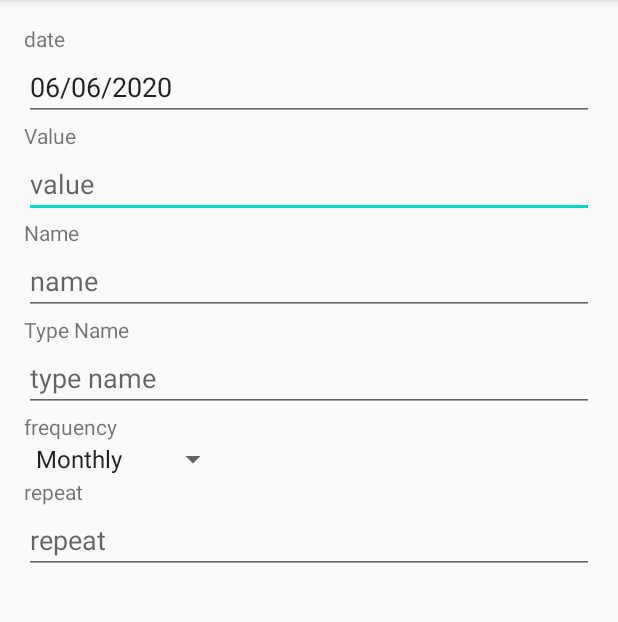
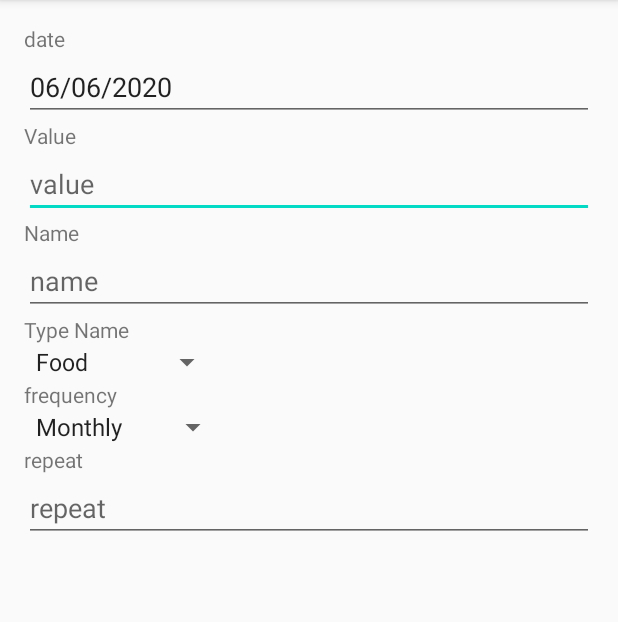
Before and after one commit to tommylabunto/Wallet, an Android app: the AddEditRepeatTransactionActivity screen opened directly, with no data from a screen before it, on a phone screen of 412 x 824 dp, the part 84-706 px from its top. Run offline under Robolectric (Android 15) with nearby library versions, the light colour scheme and no system bars; our stand-ins replace Room's generated code.

Commit message:
added following functionality - add spinner for repeat transaction - show only one entry for repeat transaction

```diff
--- a/app/src/main/java/com/example/wallet/AddEditRepeatTransactionActivity.java
+++ b/app/src/main/java/com/example/wallet/AddEditRepeatTransactionActivity.java
@@ -5,6 +5,7 @@ import android.app.DatePickerDialog;
 import android.content.DialogInterface;
 import android.content.Intent;
 import android.os.Bundle;
+import android.util.Log;
 import android.view.Menu;
 import android.view.MenuInflater;
 import android.view.MenuItem;
@@ -16,15 +17,21 @@ import android.widget.EditText;
 import android.widget.Spinner;
 import android.widget.Toast;
 
+import androidx.annotation.Nullable;
 import androidx.appcompat.app.AppCompatActivity;
 import androidx.fragment.app.DialogFragment;
+import androidx.lifecycle.Observer;
+import androidx.lifecycle.ViewModelProviders;
 
+import com.example.wallet.db.TypeViewModel;
 import com.example.wallet.helper.DateFormatter;
 import com.example.wallet.helper.DatePickerFragment;
 import com.example.wallet.helper.FrequencyStringConverter;
 
+import java.util.ArrayList;
 import java.util.Calendar;
 import java.util.Date;
+import java.util.List;
 
 public class AddEditRepeatTransactionActivity extends AppCompatActivity implements DatePickerDialog.OnDateSetListener{
 
@@ -55,7 +62,14 @@ public class AddEditRepeatTransactionActivity extends AppCompatActivity implemen
     private Spinner spinner;
     private int frequency;
 
+    private String type;
+    private Spinner spinnerType;
+    private ArrayAdapter<String> adapterType;
+    private static List<String> typeList;
+
     private ArrayAdapter<CharSequence> spinnerAdapter;
+
+    private TypeViewModel typeViewModel;
 
     @Override
     protected void onCreate(Bundle savedInstanceState) {
@@ -63,7 +77,7 @@ public class AddEditRepeatTransactionActivity extends AppCompatActivity implemen
         setContentView(R.layout.activity_add_edit_repeat_transaction);
 
         editTextName = findViewById(R.id.edit_text_name);
-        editTextTypeName = findViewById(R.id.edit_text_type_name);
+        //editTextTypeName = findViewById(R.id.edit_text_type_name);
         editTextValue = findViewById(R.id.edit_text_value);
         editTextDate = findViewById(R.id.edit_text_dateTime);
         spinner = findViewById(R.id.spinner);
@@ -95,10 +109,20 @@ public class AddEditRepeatTransactionActivity extends AppCompatActivity implemen
             }
         });
 
+        spinnerType = findViewById(R.id.spinner_repeat_type);
+
+        typeList = new ArrayList<>();
+        initViewModel();
+
+        extractIntent();
+    }
+
+    private void extractIntent() {
+
         Intent intent = getIntent();
         if (intent.hasExtra(EXTRA_ID)) {
             editTextName.setText(intent.getStringExtra(EXTRA_NAME));
-            editTextTypeName.setText(intent.getStringExtra(EXTRA_TYPENAME));
+            //editTextTypeName.setText(intent.getStringExtra(EXTRA_TYPENAME));
             editTextDate.setText(intent.getStringExtra(EXTRA_DATE));
             editTextValue.setText(intent.getDoubleExtra(EXTRA_VALUE, 1) + "");
             editTextRepeat.setText(intent.getIntExtra(EXTRA_REPEAT, 1) + "");
@@ -107,9 +131,70 @@ public class AddEditRepeatTransactionActivity extends AppCompatActivity implemen
             String frequencyString = FrequencyStringConverter.convertFrequencyIntToString(frequency);
             int selectionPosition= spinnerAdapter.getPosition(frequencyString);
             spinner.setSelection(selectionPosition);
+
+            type = intent.getStringExtra(EXTRA_TYPENAME);
+
+            if (adapterType == null) {
+                adapterType = new ArrayAdapter<String>(this,
+                        android.R.layout.simple_spinner_item, typeList);
+                adapterType.setDropDownViewResource(android.R.layout.simple_spinner_dropdown_item);
+                Log.d("typeList.size", typeList.size() + "");
+            }
+
+            int selectionPositionType = adapterType.getPosition(type);
+            Log.d("selectionPositionType", selectionPositionType + "");
+            spinnerType.setSelection(selectionPositionType);
         } else {
             setTodayDate(editTextDate);
         }
+    }
+
+    private void initViewModel() {
+
+        typeViewModel = ViewModelProviders.of(this).get(TypeViewModel.class);
+
+        typeViewModel.getAllTypes().observe(this, new Observer<List<String>>() {
+            @Override
+            public void onChanged(@Nullable final List<String> types) {
+
+                deepCopyList(types);
+                Log.d("onchanged","onchanged");
+            }
+        });
+    }
+
+    private void deepCopyList(List<String> types) {
+
+        typeList = new ArrayList<>();
+
+        for (String type : types) {
+
+            typeList.add(type);
+            Log.d("type", type);
+        }
+
+        showSpinner();
+    }
+
+    private void showSpinner() {
+
+        adapterType = new ArrayAdapter<String>(this,
+                android.R.layout.simple_spinner_item, typeList);
+        adapterType.setDropDownViewResource(android.R.layout.simple_spinner_dropdown_item);
+        spinnerType.setAdapter(adapterType);
+        spinnerType.setOnItemSelectedListener(new AdapterView.OnItemSelectedListener() {
+            @Override
+            public void onItemSelected(AdapterView<?> parent, View view, int position, long id) {
+                type = parent.getItemAtPosition(position).toString();
+                Log.d("type", type);
+            }
+
+            @Override
+            public void onNothingSelected(AdapterView<?> parent) {
+            }
+        });
+
+        extractIntent();
     }
 
     private Calendar convertEditTextToCalendar(EditText editTextDate) {
@@ -125,7 +210,7 @@ public class AddEditRepeatTransactionActivity extends AppCompatActivity implemen
     private void createOrSaveTransaction() {
 
         String name = editTextName.getText().toString().trim();
-        String typeName = editTextTypeName.getText().toString().trim();
+        //String typeName = editTextTypeName.getText().toString().trim();
         String dateString = editTextDate.getText().toString();
         String valueString = editTextValue.getText().toString();
         double value = 0;
@@ -142,7 +227,7 @@ public class AddEditRepeatTransactionActivity extends AppCompatActivity implemen
             repeat = Integer.parseInt(repeatString);
         }
 
-        if (name.isEmpty() || typeName.isEmpty() || value == 0 || frequency == 0  || repeat == -1 ) {
+        if (name.isEmpty() || value == 0 || frequency == 0  || repeat == -1 ) {
             Toast.makeText(this, "Please insert a name or typeName or value or frequency or repeat", Toast.LENGTH_SHORT).show();
             return;
         }
@@ -150,7 +235,7 @@ public class AddEditRepeatTransactionActivity extends AppCompatActivity implemen
         if (repeat < 0 || repeat > 30) {
             showAlertDialog();
         } else {
-            Intent newTransaction = createIntent(dateString, value, name, typeName, frequency, repeat, "save");
+            Intent newTransaction = createIntent(dateString, value, name, type, frequency, repeat, "save");
 
             setResult(RESULT_OK, newTransaction);
             finish();
@@ -160,7 +245,7 @@ public class AddEditRepeatTransactionActivity extends AppCompatActivity implemen
     private void deleteTransaction(){
 
         String name = editTextName.getText().toString().trim();
-        String typeName = editTextTypeName.getText().toString().trim();
+        //String typeName = editTextTypeName.getText().toString().trim();
         String dateString = editTextDate.getText().toString();
         String valueString = editTextValue.getText().toString();
         double value = 0;
@@ -180,7 +265,7 @@ public class AddEditRepeatTransactionActivity extends AppCompatActivity implemen
         if (repeat < 0 || repeat > 30) {
             showAlertDialog();
         } else {
-            Intent oldTransaction = createIntent(dateString, value, name, typeName, frequency, repeat, "delete");
+            Intent oldTransaction = createIntent(dateString, value, name, type, frequency, repeat, "delete");
 
             setResult(RESULT_OK, oldTransaction);
             finish();
--- a/app/src/main/java/com/example/wallet/db/TransactionDao.java
+++ b/app/src/main/java/com/example/wallet/db/TransactionDao.java
@@ -29,8 +29,12 @@ public interface TransactionDao {
     @Query("SELECT transactionId, transactionRecurringId, date, value, name, typeName, isRepeat, frequency, numOfRepeat FROM `transaction` WHERE date >= :millisecondsStart AND date <= :millisecondsEnd ORDER BY date ASC")
     public LiveData<List<Transaction>> getAllTransactionsInAMonth(Long millisecondsStart, Long millisecondsEnd);
 
-    @Query("SELECT transactionId, transactionRecurringId, date, value, name, typeName, isRepeat, frequency, numOfRepeat FROM `transaction` WHERE isRepeat = 1 ORDER BY date ASC")
-    public LiveData<List<Transaction>> getAllRecurringTransactions();
+    /*
+    cannot use distinct (all are distinct), group by (don't know which row sqlite selects)
+    so list is sorted by recurring id when RepeatTransactionActivity receives it
+     */
+    @Query("SELECT transactionId, transactionRecurringId, date, value, name, typeName, isRepeat, frequency, numOfRepeat FROM `transaction` WHERE isRepeat = 1 AND date >= :millisecondsToday ORDER BY transactionRecurringId ASC, date ASC")
+    public LiveData<List<Transaction>> getAllRecurringTransactions(Long millisecondsToday);
 
     @Query("SELECT transactionId, transactionRecurringId, date, value, name, typeName, isRepeat, frequency, numOfRepeat FROM `transaction` WHERE isRepeat = 0 ORDER BY date ASC")
     public LiveData<List<Transaction>> getAllNonRecurringTransactions();
--- a/app/src/main/java/com/example/wallet/db/TransactionRepository.java
+++ b/app/src/main/java/com/example/wallet/db/TransactionRepository.java
@@ -11,14 +11,12 @@ public class TransactionRepository {
 
     private TransactionDao transactionDao;
     private LiveData<List<Transaction>> allTransactions;
-    private LiveData<List<Transaction>> allRecurringTransactions;
     private LiveData<List<Transaction>> allNonRecurringTransactions;
 
     public TransactionRepository(Application application) {
         WalletDatabase db = WalletDatabase.getDatabase(application);
         transactionDao = db.getTransactionDao();
         allTransactions = transactionDao.getAllTransactions();
-        allRecurringTransactions = transactionDao.getAllRecurringTransactions();
         allNonRecurringTransactions = transactionDao.getAllNonRecurringTransactions();
     }
 
@@ -28,8 +26,8 @@ public class TransactionRepository {
         return allTransactions;
     }
 
-    public LiveData<List<Transaction>> getAllRecurringTransactions() {
-        return allRecurringTransactions;
+    public LiveData<List<Transaction>> getAllRecurringTransactions(Long millisecondsToday) {
+        return transactionDao.getAllRecurringTransactions(millisecondsToday);
     }
 
     public LiveData<List<Transaction>> getAllNonRecurringTransactions() {
--- a/app/src/main/java/com/example/wallet/db/TransactionViewModel.java
+++ b/app/src/main/java/com/example/wallet/db/TransactionViewModel.java
@@ -16,14 +16,12 @@ public class TransactionViewModel extends AndroidViewModel {
     //   the UI when the data actually changes.
     // - Repository is completely separated from the UI through the ViewModel.
     private LiveData<List<Transaction>> allTransactions;
-    private LiveData<List<Transaction>> allRecurringTransactions;
     private LiveData<List<Transaction>> allNonRecurringTransactions;
 
     public TransactionViewModel(Application application) {
         super(application);
         transactionRepository = new TransactionRepository(application);
         allTransactions = transactionRepository.getAllTransactions();
-        allRecurringTransactions = transactionRepository.getAllRecurringTransactions();
         allNonRecurringTransactions = transactionRepository.getAllNonRecurringTransactions();
     }
 
@@ -31,8 +29,8 @@ public class TransactionViewModel extends AndroidViewModel {
         return allTransactions;
     }
 
-    public LiveData<List<Transaction>> getAllRecurringTransactions() {
-        return allRecurringTransactions;
+    public LiveData<List<Transaction>> getAllRecurringTransactions(Long millisecondsToday) {
+        return transactionRepository.getAllRecurringTransactions(millisecondsToday);
     }
 
     public LiveData<List<Transaction>> getAllNonRecurringTransactions() {
--- a/app/src/main/res/layout/activity_add_edit_repeat_transaction.xml
+++ b/app/src/main/res/layout/activity_add_edit_repeat_transaction.xml
@@ -54,12 +54,17 @@
         android:layout_height="wrap_content"
         android:text="Type Name" />
 
-    <EditText
-        android:id="@+id/edit_text_type_name"
-        android:layout_width="match_parent"
-        android:layout_height="wrap_content"
-        android:hint="type name"
-        android:inputType="text" />
+    <Spinner
+        android:id="@+id/spinner_repeat_type"
+        android:layout_width="wrap_content"
+        android:layout_height="wrap_content" />
+
+<!--    <EditText-->
+<!--        android:id="@+id/edit_text_type_name"-->
+<!--        android:layout_width="match_parent"-->
+<!--        android:layout_height="wrap_content"-->
+<!--        android:hint="type name"-->
+<!--        android:inputType="text" />-->
 
     <TextView
         android:id="@+id/textView_frequency"
--- a/app/src/main/res/layout/activity_repeat_transaction.xml
+++ b/app/src/main/res/layout/activity_repeat_transaction.xml
@@ -7,7 +7,7 @@
     tools:context=".RepeatTransactionActivity"
     android:id="@+id/repeatTransactionActivity">
 
-    <include layout="@layout/content_main" />
+    <include layout="@layout/content_repeat" />
 
     <com.google.android.material.floatingactionbutton.FloatingActionButton
         android:id="@+id/repeat_fab"
```
Also changed, not shown: app/src/main/java/com/example/wallet/AddEditTransactionActivity.java (+77 -57 lines), app/src/main/java/com/example/wallet/MainActivity.java (+14 -15 lines), app/src/main/java/com/example/wallet/RepeatTransactionActivity.java (+35 -6 lines), app/src/main/java/com/example/wallet/RepeatTransactionAdapter.java (added, +83 -0 lines), app/src/main/res/layout/activity_new_transaction.xml (+0 -7 lines), app/src/main/res/layout/content_main.xml (+13 -13 lines), app/src/main/res/layout/content_repeat.xml (added, +23 -0 lines), app/src/main/res/layout/recyclerview_repeat_item.xml (added, +29 -0 lines).
